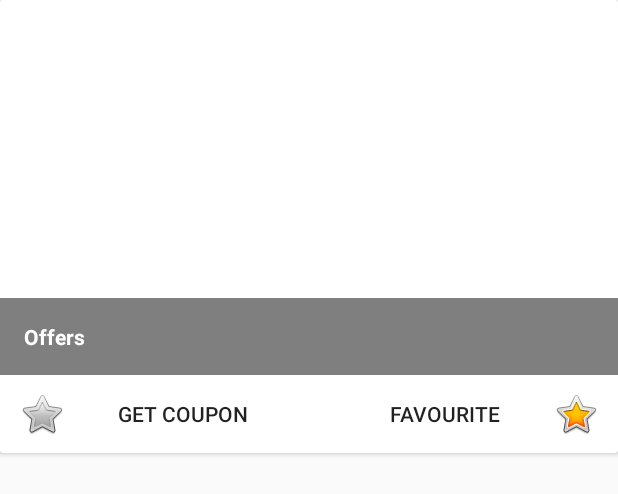
After one commit to Pavicool/MotherDairy, an Android app: the layout carddataitem.xml on its own in the app's theme, with its tools: preview values and no code run, on a phone screen of 412 x 824 dp. The commit adds this screen. Shown: the top 494 px of the screen. Run offline under Robolectric (Android 15) with nearby library versions, the phone set to English and light mode, and no system bars.

Commit message:
second commit

```diff
--- a/app/build.gradle
+++ b/app/build.gradle
@@ -35,6 +35,7 @@ dependencies {
     compile 'com.android.support:design:25.3.1'
     compile 'com.android.support:support-v4:25.3.1'
     compile 'com.android.support:cardview-v7:25.3.1'
+    compile 'com.android.support:recyclerview-v7:25.3.1'
     compile 'com.google.firebase:firebase-auth:10.0.1'
     compile 'com.google.firebase:firebase-messaging:10.0.1'
     compile 'com.facebook.android:facebook-android-sdk:[4,5)'
--- /dev/null
+++ b/app/src/main/res/layout/carddataitem.xml
@@ -0,0 +1,70 @@
+<?xml version="1.0" encoding="utf-8"?>
+<android.support.v7.widget.CardView xmlns:android="http://schemas.android.com/apk/res/android"
+    xmlns:app="http://schemas.android.com/apk/res-auto"
+    xmlns:tools="http://schemas.android.com/tools"
+    android:orientation="vertical"
+    android:layout_width="match_parent"
+    android:layout_height="wrap_content"
+    app:cardCornerRadius="2dp">
+    <LinearLayout
+        android:layout_width="match_parent"
+        android:layout_height="match_parent"
+        android:orientation="vertical">
+
+        <FrameLayout
+            android:layout_width="match_parent"
+            android:layout_height="match_parent"
+            android:layout_gravity="center_horizontal">
+
+            <ImageView
+                android:id="@+id/imagecv"
+                android:layout_width="match_parent"
+                android:layout_height="250dp"
+                android:layout_gravity="center"
+                android:scaleType="centerCrop" />
+
+            <LinearLayout
+                android:layout_width="match_parent"
+                android:layout_height="wrap_content"
+                android:layout_gravity="left|bottom"
+                android:background="@android:drawable/screen_background_dark_transparent"
+                android:orientation="vertical">
+
+                <TextView
+                    android:id="@+id/textoffer"
+                    android:layout_width="match_parent"
+                    android:layout_height="wrap_content"
+                    android:padding="16dp"
+                    android:text="Offers"
+                    android:textColor="#FFFFFF"
+                    android:textSize="14dp"
+                    android:textStyle="bold" />
+            </LinearLayout>
+        </FrameLayout>
+
+        <LinearLayout
+            android:layout_width="match_parent"
+            android:layout_height="match_parent"
+            android:orientation="horizontal">
+
+            <Button
+                android:id="@+id/btngetcoupon"
+                style="@style/Widget.AppCompat.Button.Borderless"
+                android:layout_width="wrap_content"
+                android:layout_height="wrap_content"
+                android:layout_weight="1"
+                android:drawableLeft="@android:drawable/btn_star_big_off"
+                android:text="Get Coupon" />
+
+            <Button
+                android:id="@+id/btnfavourite"
+                style="@style/Widget.AppCompat.Button.Borderless"
+                android:layout_width="wrap_content"
+                android:layout_height="wrap_content"
+                android:layout_weight="1"
+                android:drawableRight="@android:drawable/btn_star_big_on"
+                android:text="favourite" />
+        </LinearLayout>
+
+    </LinearLayout>
+</android.support.v7.widget.CardView>
```
Also changed, not shown: app/src/main/java/com/gupta/praveen/motherdairy/OfferspagerFrag.java (+31 -1 lines), app/src/main/java/com/gupta/praveen/motherdairy/Recycler/Adapterrv.java (added, +38 -0 lines), app/src/main/java/com/gupta/praveen/motherdairy/Recycler/viewHolder.java (added, +48 -0 lines), app/src/main/java/com/gupta/praveen/motherdairy/UsermainPage.java (+16 -0 lines), app/src/main/java/com/gupta/praveen/motherdairy/data/Carddata.java (added, +43 -0 lines), app/src/main/res/layout/offerchildfrag.xml (+11 -2 lines), app/src/main/res/layout/usermainfrag.xml (+19 -0 lines), app/src/main/res/drawable/promo1.png (added), app/src/main/res/drawable/promo11.jpg (deleted), app/src/main/res/drawable/promo11.png (added), app/src/main/res/drawable/promo2.png (added), app/src/main/res/drawable/promo5.png (added), app/src/main/res/drawable/promo6.jpg (deleted), app/src/main/res/drawable/promo6.png (added), 4 more files.
